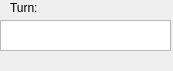
Before: the Qt Designer form GameDemonstrator/GameTurnDialog.ui in raubwuerger/StrategicGameProject, drawn with Qt 5.
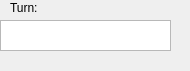
After: the same form once the commit is applied.

What changed in the file:
```diff
--- a/GameDemonstrator/GameTurnDialog.ui
+++ b/GameDemonstrator/GameTurnDialog.ui
@@ -6,10 +6,16 @@
    <rect>
     <x>0</x>
     <y>0</y>
-    <width>173</width>
+    <width>190</width>
     <height>71</height>
    </rect>
   </property>
+  <property name="minimumSize">
+   <size>
+    <width>190</width>
+    <height>0</height>
+   </size>
+  </property>
   <property name="windowTitle">
    <string>GameTurnDialog</string>
   </property>
```
